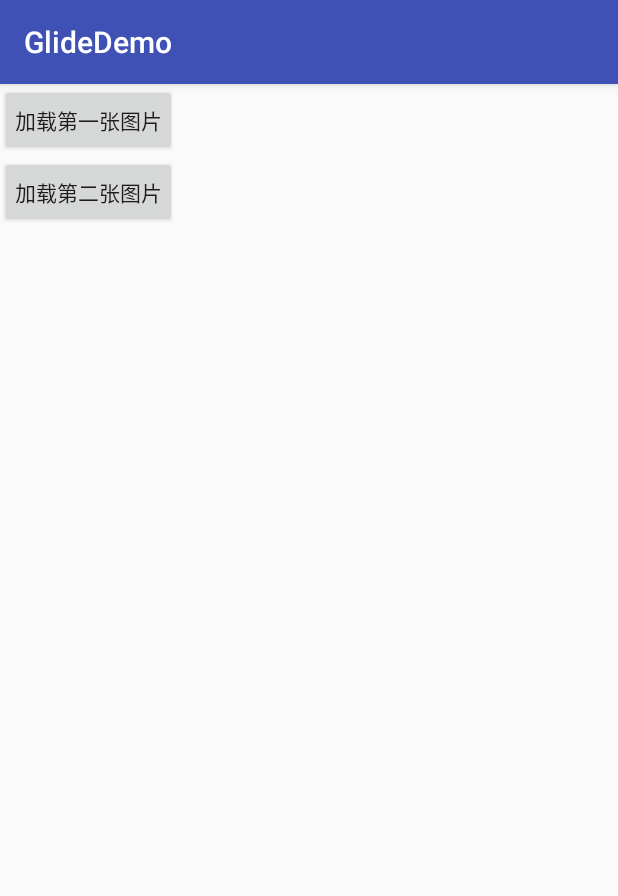
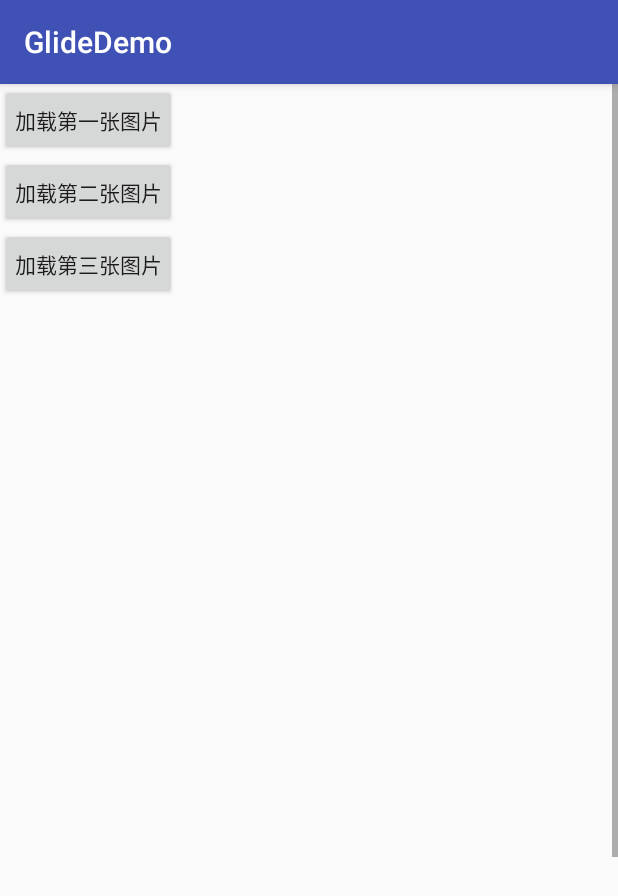
Before and after one commit to zyj1609wz/GlideDemo, an Android app: the Activity2 screen opened directly, with no data from a screen before it, on a phone screen of 412 x 824 dp. Shown: the top 896 px of the screen. Run offline under Robolectric (Android 15) with nearby library versions, the phone set to English and light mode, and no system bars; pictures from the network do not load.

Commit message:
fix some bug2

```diff
--- a/app/src/main/java/app/zuil/com/glidedemo/Activity2.java
+++ b/app/src/main/java/app/zuil/com/glidedemo/Activity2.java
@@ -15,7 +15,7 @@ import com.bumptech.glide.request.target.SimpleTarget;
 public class Activity2 extends AppCompatActivity {
 
     String url = "http://o7rvuansr.bkt.clouddn.com/big1.jpg" ;
-    ImageView imageView1 , imageView2 ;
+    ImageView imageView1 , imageView2 , imageView3 ;
     private static int width  ;
     private static int height ;
 
@@ -29,6 +29,7 @@ public class Activity2 extends AppCompatActivity {
 
         imageView1 = (ImageView) findViewById( R.id.image1 );
         imageView2 = (ImageView) findViewById( R.id.image2 );
+        imageView3 = (ImageView) findViewById( R.id.image3 );
         params = imageView2.getLayoutParams() ;
 
         //测量图片的宽高
@@ -42,9 +43,6 @@ public class Activity2 extends AppCompatActivity {
                 Glide.with( Activity2.this).load( url ).into( imageView1 ) ;
             }
 
-
-
-
         });
 
         //加载第二张图
@@ -52,6 +50,14 @@ public class Activity2 extends AppCompatActivity {
             @Override
             public void onClick(View v) {
                 Glide.with( Activity2.this).load( url ).diskCacheStrategy( DiskCacheStrategy.ALL ).into( imageView2 ) ;
+            }
+        });
+
+        //加载第三张图
+        findViewById( R.id.bt3 ).setOnClickListener(new View.OnClickListener() {
+            @Override
+            public void onClick(View v) {
+                Glide.with( Activity2.this).load( url ).into( imageView3 ) ;
             }
         });
 
--- a/app/src/main/res/layout/activity1.xml
+++ b/app/src/main/res/layout/activity1.xml
@@ -1,4 +1,5 @@
 <?xml version="1.0" encoding="utf-8"?>
+
 <LinearLayout xmlns:android="http://schemas.android.com/apk/res/android"
     xmlns:tools="http://schemas.android.com/tools"
     android:layout_width="match_parent"
@@ -6,6 +7,15 @@
     android:orientation="vertical"
     tools:context="app.zuil.com.glidedemo.Activity2">
 
+    <ScrollView
+        android:layout_width="match_parent"
+        android:layout_height="match_parent">
+
+        <LinearLayout
+            android:layout_width="match_parent"
+            android:layout_height="wrap_content"
+            android:orientation="vertical"
+            >
             <Button
                 android:id="@+id/bt1"
                 android:layout_width="wrap_content"
@@ -22,6 +32,14 @@
                 android:padding="10dp"
                 />
 
+            <Button
+                android:id="@+id/bt3"
+                android:layout_width="wrap_content"
+                android:layout_height="wrap_content"
+                android:text="加载第三张图片"
+                android:padding="10dp"
+                />
+
             <ImageView
                 android:id="@+id/image1"
                 android:layout_width="100dp"
@@ -32,5 +50,12 @@
                 android:layout_width="300dp"
                 android:layout_height="300dp" />
 
+            <ImageView
+                android:id="@+id/image3"
+                android:layout_width="600dp"
+                android:layout_height="600dp" />
 
         </LinearLayout>
+
+    </ScrollView>
+</LinearLayout>
```
Lines whose indentation alone changed are shown as unchanged.
